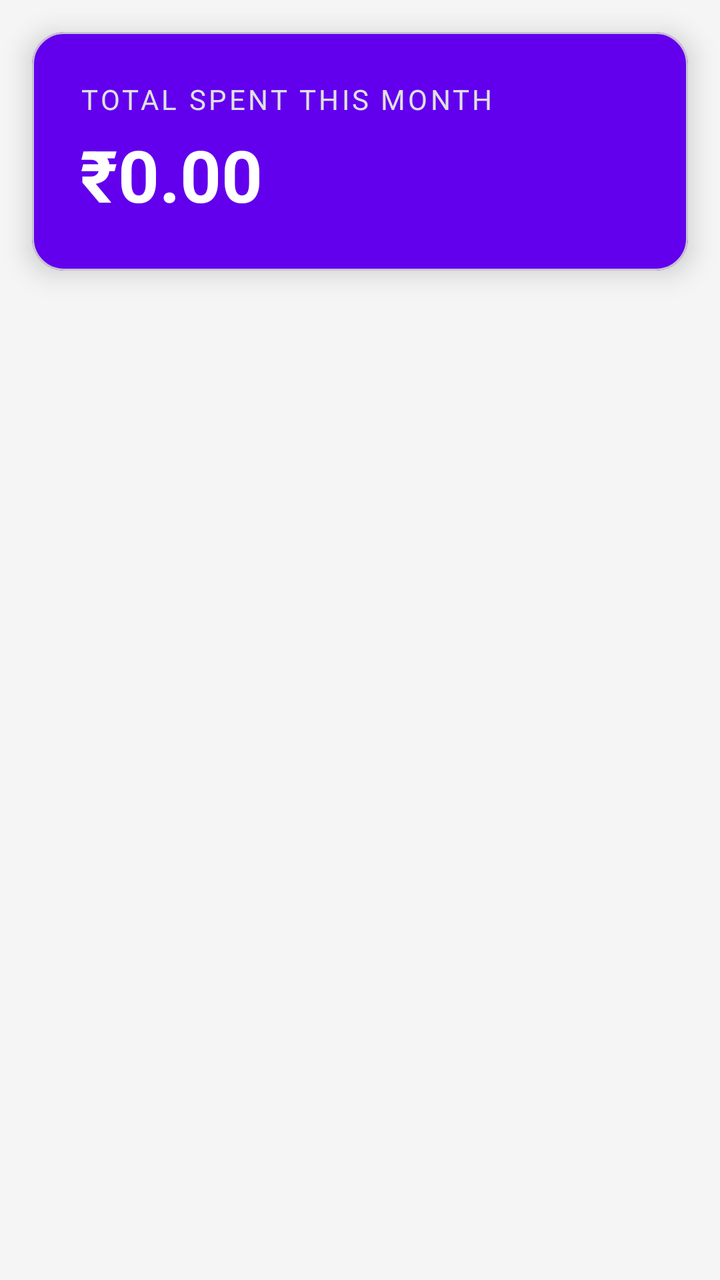
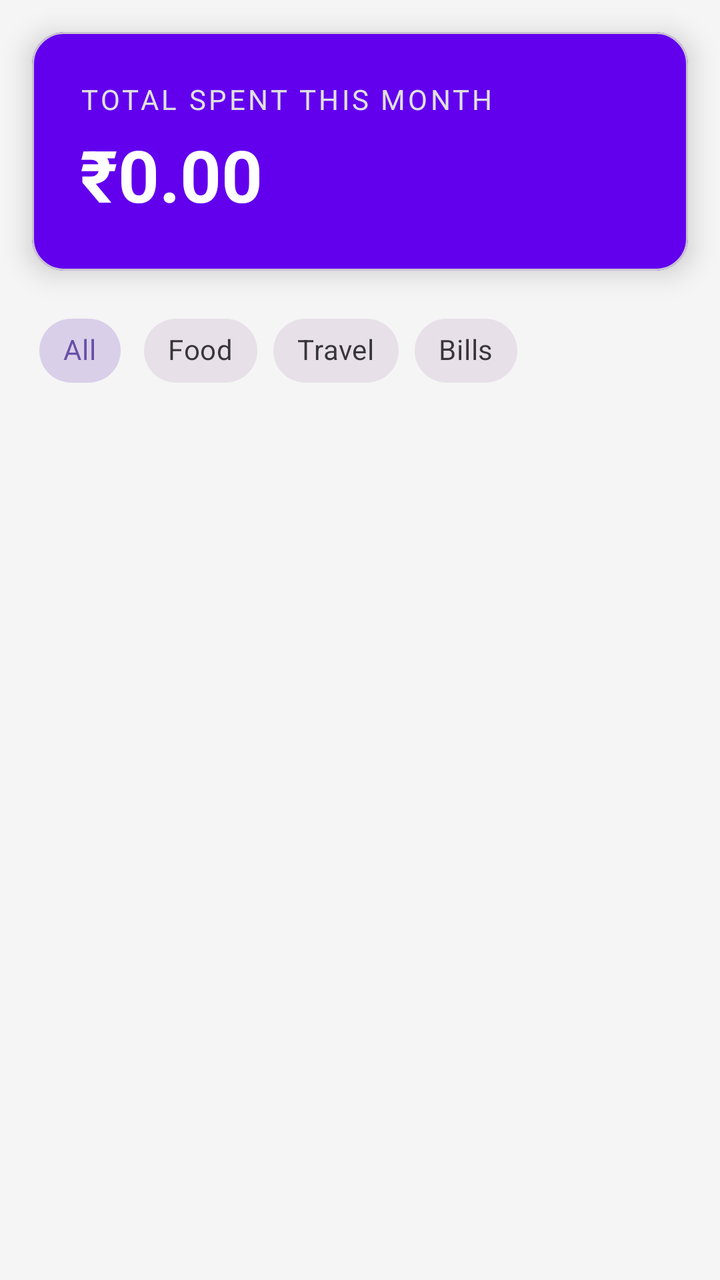

An Android layout rendered at two revisions. The XML below is the earlier revision; the diff shows what the commit changed to produce the second picture.
<!-- AndroidManifest.xml: application theme Theme.PaisaPulse -->
<!-- res/layout/activity_main.xml -->
<androidx.constraintlayout.widget.ConstraintLayout
    xmlns:android="http://schemas.android.com/apk/res/android"
    xmlns:app="http://schemas.android.com/apk/res-auto"
    xmlns:tools="http://schemas.android.com/tools"
    android:layout_width="match_parent"
    android:layout_height="match_parent"
    android:background="#F5F5F5">

    <com.google.android.material.card.MaterialCardView
        android:id="@+id/cardSummary"
        android:layout_width="0dp"
        android:layout_height="wrap_content"
        android:layout_margin="16dp"
        app:cardCornerRadius="16dp"
        app:cardElevation="8dp"
        app:cardBackgroundColor="@color/purple_500"
        app:layout_constraintEnd_toEndOf="parent"
        app:layout_constraintStart_toStartOf="parent"
        app:layout_constraintTop_toTopOf="parent">

        <LinearLayout
            android:layout_width="match_parent"
            android:layout_height="wrap_content"
            android:orientation="vertical"
            android:padding="24dp">

            <TextView
                android:layout_width="wrap_content"
                android:layout_height="wrap_content"
                android:text="Total Spent This Month"
                android:textColor="#E0E0E0"
                android:textSize="14sp"
                android:textAllCaps="true"
                android:letterSpacing="0.1" />

            <TextView
                android:id="@+id/tvTotalAmount"
                android:layout_width="wrap_content"
                android:layout_height="wrap_content"
                android:text="₹0.00"
                android:textColor="@color/white"
                android:textSize="36sp"
                android:textStyle="bold"
                android:layout_marginTop="4dp" />
        </LinearLayout>
    </com.google.android.material.card.MaterialCardView>

    <androidx.recyclerview.widget.RecyclerView
        android:id="@+id/rvTransactions"
        android:layout_width="0dp"
        android:layout_height="0dp"
        android:layout_marginTop="8dp"
        android:clipToPadding="false"
        android:paddingBottom="16dp"
        app:layoutManager="androidx.recyclerview.widget.LinearLayoutManager"
        app:layout_constraintBottom_toBottomOf="parent"
        app:layout_constraintEnd_toEndOf="parent"
        app:layout_constraintStart_toStartOf="parent"
        app:layout_constraintTop_toBottomOf="@id/cardSummary"
        tools:listitem="@layout/item_transaction" />

</androidx.constraintlayout.widget.ConstraintLayout>
<!-- res/layout/item_transaction.xml (included above) -->
<?xml version="1.0" encoding="utf-8"?>
<androidx.cardview.widget.CardView
    xmlns:android="http://schemas.android.com/apk/res/android"
    xmlns:app="http://schemas.android.com/apk/res-auto"
    android:layout_width="match_parent"
    android:layout_height="wrap_content"
    android:layout_margin="8dp"
    app:cardCornerRadius="12dp"
    app:cardElevation="4dp">

    <LinearLayout
        android:layout_width="match_parent"
        android:layout_height="wrap_content"
        android:orientation="horizontal"
        android:padding="16dp">

        <LinearLayout
            android:layout_width="0dp"
            android:layout_height="wrap_content"
            android:layout_weight="1"
            android:orientation="vertical">

            <TextView
                android:id="@+id/tvMerchant"
                android:layout_width="wrap_content"
                android:layout_height="wrap_content"
                android:text="Starbucks"
                android:textSize="18sp"
                android:textStyle="bold" />

            <TextView
                android:id="@+id/tvDate"
                android:layout_width="wrap_content"
                android:layout_height="wrap_content"
                android:text="Today, 10:30 AM"
                android:textColor="#757575" />
        </LinearLayout>

        <TextView
            android:id="@+id/tvAmount"
            android:layout_width="wrap_content"
            android:layout_height="wrap_content"
            android:text="₹180.00"
            android:textColor="@color/purple_500"
            android:textSize="20sp"
            android:textStyle="bold" />
    </LinearLayout>

</androidx.cardview.widget.CardView>
<!-- resources referenced by this layout -->
<resources>
  <color name="purple_500">#FF6200EE</color>
  <color name="white">#FFFFFFFF</color>
  <style name="Theme.PaisaPulse" parent="Base.Theme.PaisaPulse" />
  <style name="Base.Theme.PaisaPulse" parent="Theme.Material3.DayNight.NoActionBar">
          
          
      </style>
</resources>

<!-- the commit's change to res/layout/activity_main.xml (unified diff, before → after) -->
@@ -44,6 +44,51 @@
                 android:layout_marginTop="4dp" />
         </LinearLayout>
     </com.google.android.material.card.MaterialCardView>
+    <HorizontalScrollView
+        android:id="@+id/filterScroll"
+        android:layout_width="match_parent"
+        android:layout_height="wrap_content"
+        android:scrollbars="none"
+        app:layout_constraintTop_toBottomOf="@id/cardSummary">
+
+        <com.google.android.material.chip.ChipGroup
+            android:id="@+id/chipGroupFilters"
+            android:layout_width="wrap_content"
+            android:layout_height="wrap_content"
+            android:padding="16dp"
+            app:singleSelection="true"
+            app:selectionRequired="true">
+
+            <com.google.android.material.chip.Chip
+                android:id="@+id/chipAll"
+                style="@style/Widget.MaterialComponents.Chip.Choice"
+                android:layout_width="wrap_content"
+                android:layout_height="wrap_content"
+                android:text="All"
+                android:checked="true" />
+
+            <com.google.android.material.chip.Chip
+                android:id="@+id/chipFood"
+                style="@style/Widget.MaterialComponents.Chip.Choice"
+                android:layout_width="wrap_content"
+                android:layout_height="wrap_content"
+                android:text="Food" />
+
+            <com.google.android.material.chip.Chip
+                android:id="@+id/chipTravel"
+                style="@style/Widget.MaterialComponents.Chip.Choice"
+                android:layout_width="wrap_content"
+                android:layout_height="wrap_content"
+                android:text="Travel" />
+            <com.google.android.material.chip.Chip
+                android:id="@+id/chipBills"
+                style="@style/Widget.MaterialComponents.Chip.Choice"
+                android:layout_width="wrap_content"
+                android:layout_height="wrap_content"
+                android:text="Bills" />
+
+        </com.google.android.material.chip.ChipGroup>
+    </HorizontalScrollView>
 
     <androidx.recyclerview.widget.RecyclerView
         android:id="@+id/rvTransactions"
@@ -56,7 +101,7 @@
         app:layout_constraintBottom_toBottomOf="parent"
         app:layout_constraintEnd_toEndOf="parent"
         app:layout_constraintStart_toStartOf="parent"
-        app:layout_constraintTop_toBottomOf="@id/cardSummary"
+        app:layout_constraintTop_toBottomOf="@id/filterScroll"
         tools:listitem="@layout/item_transaction" />
 
 </androidx.constraintlayout.widget.ConstraintLayout>
